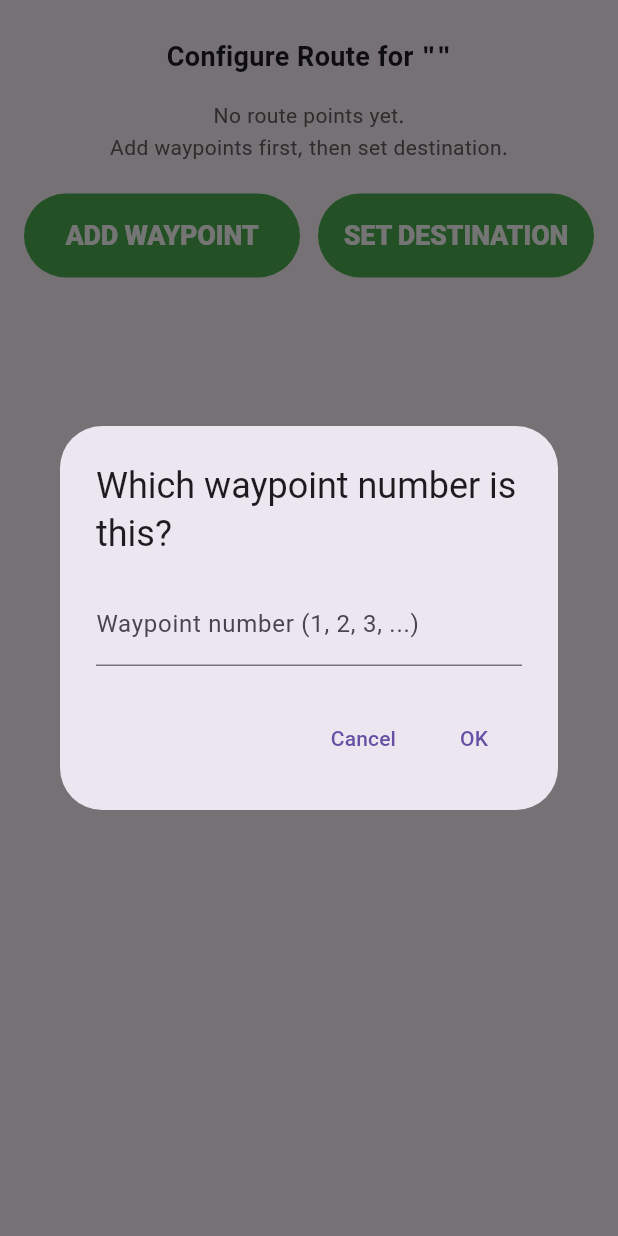
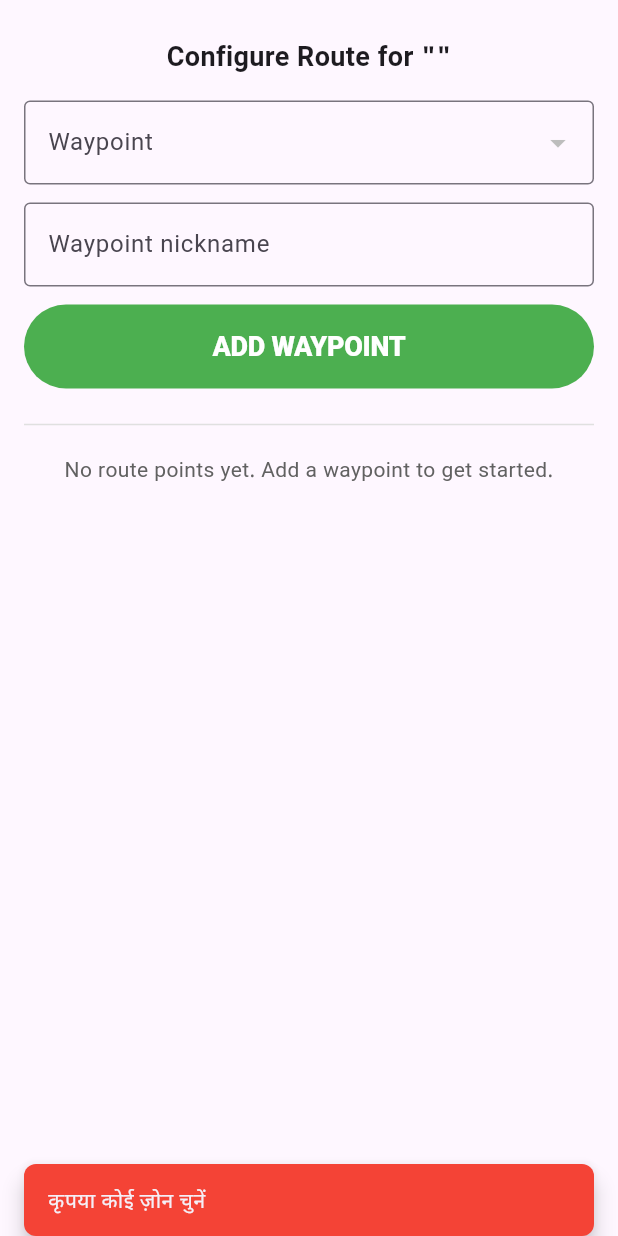
Before and after one commit to YudizAndroidSiddharth/ar_navigation_cloud_anchor, a Flutter app: the RouteEditorSheet widget shown alone on an empty page, opened directly with empty values, after a tap on "ADD WAYPOINT", on a phone screen of 412 x 824 dp. Run offline on Flutter 3.47's test engine with Material 3 defaults, Android fonts, the light colour scheme and no system bars; our stand-ins replace cloud_firestore, firebase_core, flutter_blue_plus, flutter_compass, geolocator, get and 5 more; missing offline and left inert: ar_flutter_plugin; accounts and stored records are empty; Roboto replaces fonts that are missing (Dosis).

Commit message:
added the functionlaity to save the waypoint in the feeding zone

```diff
--- a/lib/poc/models/saved_location.dart
+++ b/lib/poc/models/saved_location.dart
@@ -37,20 +37,23 @@ class RoutePoint {
   final int order;
   final double latitude;
   final double longitude;
+  final String label;
 
   const RoutePoint({
     required this.type,
     required this.order,
     required this.latitude,
     required this.longitude,
+    this.label = '',
   });
 
   Map<String, dynamic> toJson() => {
-        'type': type.jsonValue,
-        'order': order,
-        'latitude': latitude,
-        'longitude': longitude,
-      };
+    'type': type.jsonValue,
+    'order': order,
+    'latitude': latitude,
+    'longitude': longitude,
+    if (label.isNotEmpty) 'label': label,
+  };
 
   factory RoutePoint.fromJson(Map<String, dynamic> json) {
     return RoutePoint(
@@ -60,6 +63,7 @@ class RoutePoint {
       order: (json['order'] as num?)?.toInt() ?? 1,
       latitude: (json['latitude'] as num).toDouble(),
       longitude: (json['longitude'] as num).toDouble(),
+      label: (json['label'] as String? ?? '').trim(),
     );
   }
 }
--- a/lib/poc/screens/feeding_zone_screen/feeding_zone_screen.dart
+++ b/lib/poc/screens/feeding_zone_screen/feeding_zone_screen.dart
@@ -353,14 +353,7 @@ class _FeedingZoneScreenState extends State<FeedingZoneScreen> {
           padding: const EdgeInsets.only(top: 4),
           child: Column(
             crossAxisAlignment: CrossAxisAlignment.start,
-            children: [
-              Text(
-                '${loc.latitude.toStringAsFixed(6)}, ${loc.longitude.toStringAsFixed(6)}',
-                style: theme.textTheme.bodySmall,
-              ),
-              const SizedBox(height: 4),
-              _buildRouteSummary(loc, theme),
-            ],
+            children: [_buildRouteSummary(loc, theme)],
           ),
         ),
         trailing: IconButton(
@@ -372,9 +365,8 @@ class _FeedingZoneScreenState extends State<FeedingZoneScreen> {
   }
 
   Widget _buildRouteSummary(SavedLocation loc, ThemeData theme) {
-    final waypoints = loc.routePoints
-        .where((p) => p.type == RoutePointType.waypoint)
-        .toList()
+    final waypoints =
+        loc.routePoints.where((p) => p.type == RoutePointType.waypoint).toList()
           ..sort((a, b) => a.order.compareTo(b.order));
     final destination = loc.routePoints
         .where((p) => p.type == RoutePointType.destination)
@@ -387,23 +379,39 @@ class _FeedingZoneScreenState extends State<FeedingZoneScreen> {
       );
     }
 
-    final wpCount = waypoints.length;
-    final hasDestination = destination.isNotEmpty;
-    final parts = <String>[];
-    if (wpCount > 0) {
-      parts.add('$wpCount waypoint${wpCount == 1 ? '' : 's'}');
-    }
-    if (hasDestination) {
-      parts.add('destination');
-    }
+    final List<Widget> rows = [];
 
-    return Text(
-      'Route: ${parts.join(' + ')}',
+    for (final p in waypoints) {
+      rows.add(
+        Padding(
+          padding: const EdgeInsets.only(bottom: 4),
+          child: Text(
+            'Waypoint ${p.order}${p.label.isNotEmpty ? ' (${p.label})' : ''}',
             style: theme.textTheme.bodySmall?.copyWith(
               color: const Color(0xFF3C8C4E),
               fontWeight: FontWeight.w600,
             ),
+          ),
+        ),
       );
+    }
+
+    if (destination.isNotEmpty) {
+      rows.add(
+        Padding(
+          padding: EdgeInsets.only(top: waypoints.isNotEmpty ? 4 : 0),
+          child: Text(
+            'Destination set',
+            style: theme.textTheme.bodySmall?.copyWith(
+              color: const Color(0xFF3C8C4E),
+              fontWeight: FontWeight.w600,
+            ),
+          ),
+        ),
+      );
+    }
+
+    return Column(crossAxisAlignment: CrossAxisAlignment.start, children: rows);
   }
 
   Future<void> _openRouteEditor(SavedLocation loc) async {
@@ -418,6 +426,7 @@ class _FeedingZoneScreenState extends State<FeedingZoneScreen> {
         return RouteEditorSheet(
           storage: _storage,
           initialLocation: loc,
+          zones: _zones,
           onUpdated: _loadLocations,
         );
       },
@@ -544,12 +553,14 @@ class RouteEditorSheet extends StatefulWidget {
   const RouteEditorSheet({
     required this.storage,
     required this.initialLocation,
+    required this.zones,
     required this.onUpdated,
     super.key,
   });
 
   final LocationStorage storage;
   final SavedLocation initialLocation;
+  final List<String> zones;
   final Future<void> Function() onUpdated;
 
   @override
@@ -559,11 +570,36 @@ class RouteEditorSheet extends StatefulWidget {
 class _RouteEditorSheetState extends State<RouteEditorSheet> {
   late SavedLocation _location;
   bool _isSaving = false;
+  String? _selectedZone;
+  final TextEditingController _nicknameController = TextEditingController();
 
   @override
   void initState() {
     super.initState();
     _location = widget.initialLocation;
+    _selectedZone = _inferZoneFromName(_location.name);
+    _nicknameController.text = _inferNicknameFromName(_location.name);
+  }
+
+  @override
+  void dispose() {
+    _nicknameController.dispose();
+    super.dispose();
+  }
+
+  String? _inferZoneFromName(String name) {
+    for (final zone in widget.zones) {
+      if (name.startsWith(zone)) return zone;
+    }
+    return null;
+  }
+
+  String _inferNicknameFromName(String name) {
+    final zone = _inferZoneFromName(name);
+    if (zone != null && name.startsWith('$zone - ')) {
+      return name.substring(zone.length + 3);
+    }
+    return '';
   }
 
   List<RoutePoint> get _sortedWaypoints {
@@ -574,75 +610,43 @@ class _RouteEditorSheetState extends State<RouteEditorSheet> {
     return list;
   }
 
-  RoutePoint? get _destination {
-    for (final p in _location.routePoints) {
-      if (p.type == RoutePointType.destination) {
-        return p;
+  int _nextWaypointOrder() {
+    if (_sortedWaypoints.isEmpty) return 1;
+    return _sortedWaypoints
+            .map((p) => p.order)
+            .reduce((a, b) => a > b ? a : b) +
+        1;
+  }
+
+  Future<void> _addWaypointFromForm() async {
+    if (_isSaving) return;
+    final zone = _selectedZone;
+    final nickname = _nicknameController.text.trim();
+
+    if (zone == null) {
+      SnackBarUtil.showErrorSnackbar(context, 'कृपया कोई ज़ोन चुनें');
+      return;
+    }
+    if (nickname.isEmpty) {
+      SnackBarUtil.showErrorSnackbar(context, 'कृपया निकनेम दर्ज करें');
+      return;
+    }
+
+    final label = '$zone - $nickname';
+    final saved = await _saveCurrentPositionAsPoint(
+      type: RoutePointType.waypoint,
+      order: _nextWaypointOrder(),
+      label: label,
+    );
+    if (saved && mounted) {
+      Navigator.of(context).pop();
     }
   }
-    return null;
-  }
 
-  Future<void> _addOrUpdateWaypoint() async {
-    if (_isSaving) return;
-
-    final controller = TextEditingController();
-    final waypointNumber = await showDialog<int>(
-      context: context,
-      builder: (context) {
-        return AlertDialog(
-          title: const Text('Which waypoint number is this?'),
-          content: TextField(
-            controller: controller,
-            keyboardType: TextInputType.number,
-            decoration: const InputDecoration(
-              labelText: 'Waypoint number (1, 2, 3, ...)',
-            ),
-          ),
-          actions: [
-            TextButton(
-              onPressed: () => Navigator.pop(context),
-              child: const Text('Cancel'),
-            ),
-            TextButton(
-              onPressed: () {
-                final value = int.tryParse(controller.text.trim());
-                if (value == null || value <= 0) {
-                  SnackBarUtil.showErrorSnackbar(
-                    context,
-                    'Please enter a valid positive number',
-                  );
-                  return;
-                }
-                Navigator.pop(context, value);
-              },
-              child: const Text('OK'),
-            ),
-          ],
-        );
-      },
-    );
-
-    if (waypointNumber == null) return;
-
-    await _saveCurrentPositionAsPoint(
-      type: RoutePointType.waypoint,
-      order: waypointNumber,
-    );
-  }
-
-  Future<void> _setDestination() async {
-    if (_isSaving) return;
-    await _saveCurrentPositionAsPoint(
-      type: RoutePointType.destination,
-      order: _sortedWaypoints.length + 1,
-      alsoUpdateLocationLatLng: true,
-    );
-  }
-
-  Future<void> _saveCurrentPositionAsPoint({
+  Future<bool> _saveCurrentPositionAsPoint({
     required RoutePointType type,
     required int order,
+    String label = '',
     bool alsoUpdateLocationLatLng = false,
   }) async {
     setState(() => _isSaving = true);
@@ -655,9 +659,7 @@ class _RouteEditorSheetState extends State<RouteEditorSheet> {
 
       if (type == RoutePointType.destination) {
         // Ensure we only ever have a single destination.
-        updatedPoints.removeWhere(
-          (p) => p.type == RoutePointType.destination,
-        );
+        updatedPoints.removeWhere((p) => p.type == RoutePointType.destination);
       }
 
       final existingIndex = updatedPoints.indexWhere(
@@ -668,6 +670,7 @@ class _RouteEditorSheetState extends State<RouteEditorSheet> {
         order: order,
         latitude: position.latitude,
         longitude: position.longitude,
+        label: label,
       );
 
       if (existingIndex >= 0) {
@@ -693,7 +696,7 @@ class _RouteEditorSheetState extends State<RouteEditorSheet> {
       await widget.storage.upsertLocationByName(updatedLocation);
       await widget.onUpdated();
 
-      if (!mounted) return;
+      if (!mounted) return true;
       setState(() {
         _location = updatedLocation;
         _isSaving = false;
@@ -705,13 +708,12 @@ class _RouteEditorSheetState extends State<RouteEditorSheet> {
             ? 'Destination saved for this zone'
             : 'Waypoint $order saved for this zone',
       );
+      return true;
     } catch (e) {
-      if (!mounted) return;
+      if (!mounted) return false;
       setState(() => _isSaving = false);
-      SnackBarUtil.showErrorSnackbar(
-        context,
-        'Unable to save location: $e',
-      );
+      SnackBarUtil.showErrorSnackbar(context, 'Unable to save location: $e');
+      return false;
     }
   }
 
@@ -719,7 +721,6 @@ class _RouteEditorSheetState extends State<RouteEditorSheet> {
   Widget build(BuildContext context) {
     final bottom = MediaQuery.of(context).viewInsets.bottom;
     final waypoints = _sortedWaypoints;
-    final destination = _destination;
 
     return Padding(
       padding: EdgeInsets.only(
@@ -741,17 +742,54 @@ class _RouteEditorSheetState extends State<RouteEditorSheet> {
             textAlign: TextAlign.center,
           ),
           const SizedBox(height: 16),
-          if (waypoints.isEmpty && destination == null)
-            Text(
-              'No route points yet.\nAdd waypoints first, then set destination.',
+          DropdownButtonFormField<String>(
+            decoration: const InputDecoration(
+              labelText: 'Waypoint',
+              border: OutlineInputBorder(),
+            ),
+            value: _selectedZone,
+            items: widget.zones
+                .map((zone) => DropdownMenuItem(value: zone, child: Text(zone)))
+                .toList(),
+            onChanged: (value) => setState(() => _selectedZone = value),
+          ),
+          const SizedBox(height: 12),
+          TextField(
+            controller: _nicknameController,
+            decoration: const InputDecoration(
+              labelText: 'Waypoint nickname',
+              border: OutlineInputBorder(),
+            ),
+          ),
+          const SizedBox(height: 12),
+          CustomButton(
+            text: 'Add waypoint',
+            onPressed: _addWaypointFromForm,
+            isLoading: _isSaving,
+            width: double.infinity,
+          ),
+          const SizedBox(height: 16),
+          Divider(color: Colors.grey[300]),
+          const SizedBox(height: 12),
+          _buildRouteDetails(waypoints),
+        ],
+      ),
+    );
+  }
+
+  Widget _buildRouteDetails(List<RoutePoint> waypoints) {
+    if (waypoints.isEmpty) {
+      return Text(
+        'No route points yet. Add a waypoint to get started.',
         textAlign: TextAlign.center,
         style: GoogleFonts.notoSansDevanagari(
           fontSize: 14,
           color: Colors.grey[700],
         ),
-            )
-          else
-            Column(
+      );
+    }
+
+    return Column(
       crossAxisAlignment: CrossAxisAlignment.start,
       children: [
         if (waypoints.isNotEmpty)
@@ -765,57 +803,15 @@ class _RouteEditorSheetState extends State<RouteEditorSheet> {
         if (waypoints.isNotEmpty) const SizedBox(height: 8),
         ...waypoints.map(
           (p) => Padding(
-                    padding: const EdgeInsets.only(bottom: 4),
+            padding: const EdgeInsets.only(bottom: 6),
             child: Text(
-                      'Waypoint ${p.order}: '
-                      '${p.latitude.toStringAsFixed(6)}, '
-                      '${p.longitude.toStringAsFixed(6)}',
+              'Waypoint ${p.order}${p.label.isNotEmpty ? ' (${p.label})' : ''}: '
+              '${p.latitude.toStringAsFixed(6)}, ${p.longitude.toStringAsFixed(6)}',
               style: GoogleFonts.notoSansDevanagari(fontSize: 14),
             ),
           ),
         ),
-                if (destination != null) ...[
-                  if (waypoints.isNotEmpty) const SizedBox(height: 12),
-                  Text(
-                    'Destination:',
-                    style: GoogleFonts.notoSansDevanagari(
-                      fontSize: 16,
-                      fontWeight: FontWeight.w600,
-                    ),
-                  ),
-                  const SizedBox(height: 4),
-                  Text(
-                    '${destination.latitude.toStringAsFixed(6)}, '
-                    '${destination.longitude.toStringAsFixed(6)}',
-                    style: GoogleFonts.notoSansDevanagari(fontSize: 14),
-                  ),
       ],
-              ],
-            ),
-          const SizedBox(height: 20),
-          Row(
-            children: [
-              Expanded(
-                child: CustomButton(
-                  text: 'Add waypoint',
-                  onPressed: _addOrUpdateWaypoint,
-                  isLoading: _isSaving,
-                  width: double.infinity,
-                ),
-              ),
-              const SizedBox(width: 12),
-              Expanded(
-                child: CustomButton(
-                  text: 'Set destination',
-                  onPressed: _setDestination,
-                  isLoading: _isSaving,
-                  width: double.infinity,
-                ),
-              ),
-            ],
-          ),
-        ],
-      ),
     );
   }
 }
```
Also changed, not shown: lib/poc/screens/dashboard/dashboard_screen.dart (+1 -15 lines). Lines whose indentation alone changed are shown as unchanged.
